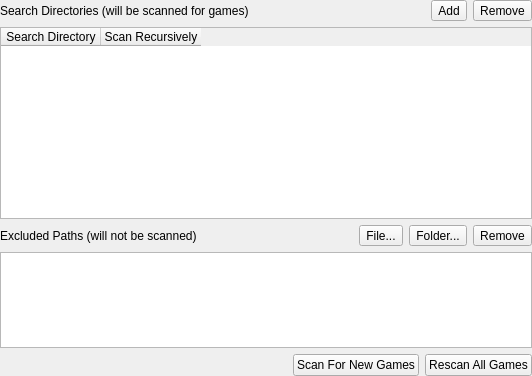
Qt form src/duckstation-qt/gamelistsettingswidget.ui (stenzek/duckstation) before a commit.
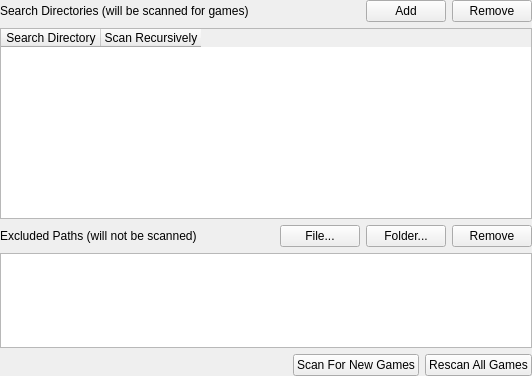
The same form after that commit. Icons and pictures are not drawn.

Commit message:
Qt: Swap most out-of-toolbar QToolButtons to QPushButtons
Styles better on MacOS.

Patch:
```diff
--- a/src/duckstation-qt/gamelistsettingswidget.ui
+++ b/src/duckstation-qt/gamelistsettingswidget.ui
@@ -46,7 +46,7 @@
       </spacer>
      </item>
      <item>
-      <widget class="QToolButton" name="addSearchDirectoryButton">
+      <widget class="QPushButton" name="addSearchDirectoryButton">
        <property name="sizePolicy">
         <sizepolicy hsizetype="Minimum" vsizetype="Minimum">
          <horstretch>0</horstretch>
@@ -59,13 +59,10 @@
        <property name="icon">
         <iconset theme="folder-add-line"/>
        </property>
-       <property name="toolButtonStyle">
-        <enum>Qt::ToolButtonTextBesideIcon</enum>
-       </property>
       </widget>
      </item>
      <item>
-      <widget class="QToolButton" name="removeSearchDirectoryButton">
+      <widget class="QPushButton" name="removeSearchDirectoryButton">
        <property name="sizePolicy">
         <sizepolicy hsizetype="Minimum" vsizetype="Minimum">
          <horstretch>0</horstretch>
@@ -78,9 +75,6 @@
        <property name="icon">
         <iconset theme="folder-reduce-line"/>
        </property>
-       <property name="toolButtonStyle">
-        <enum>Qt::ToolButtonTextBesideIcon</enum>
-       </property>
       </widget>
      </item>
     </layout>
@@ -122,7 +116,7 @@
       </spacer>
      </item>
      <item>
-      <widget class="QToolButton" name="addExcludedFile">
+      <widget class="QPushButton" name="addExcludedFile">
        <property name="sizePolicy">
         <sizepolicy hsizetype="Minimum" vsizetype="Minimum">
          <horstretch>0</horstretch>
@@ -135,13 +129,10 @@
        <property name="icon">
         <iconset theme="file-add-line"/>
        </property>
-       <property name="toolButtonStyle">
-        <enum>Qt::ToolButtonTextBesideIcon</enum>
-       </property>
       </widget>
      </item>
      <item>
-      <widget class="QToolButton" name="addExcludedFolder">
+      <widget class="QPushButton" name="addExcludedFolder">
        <property name="sizePolicy">
         <sizepolicy hsizetype="Minimum" vsizetype="Minimum">
          <horstretch>0</horstretch>
@@ -154,13 +145,10 @@
        <property name="icon">
         <iconset theme="folder-add-line"/>
        </property>
-       <property name="toolButtonStyle">
-        <enum>Qt::ToolButtonTextBesideIcon</enum>
-       </property>
       </widget>
      </item>
      <item>
-      <widget class="QToolButton" name="removeExcludedPath">
+      <widget class="QPushButton" name="removeExcludedPath">
        <property name="sizePolicy">
         <sizepolicy hsizetype="Minimum" vsizetype="Minimum">
          <horstretch>0</horstretch>
@@ -173,9 +161,6 @@
        <property name="icon">
         <iconset theme="folder-reduce-line"/>
        </property>
-       <property name="toolButtonStyle">
-        <enum>Qt::ToolButtonTextBesideIcon</enum>
-       </property>
       </widget>
      </item>
     </layout>
```
The commit also changes 23 other files.
